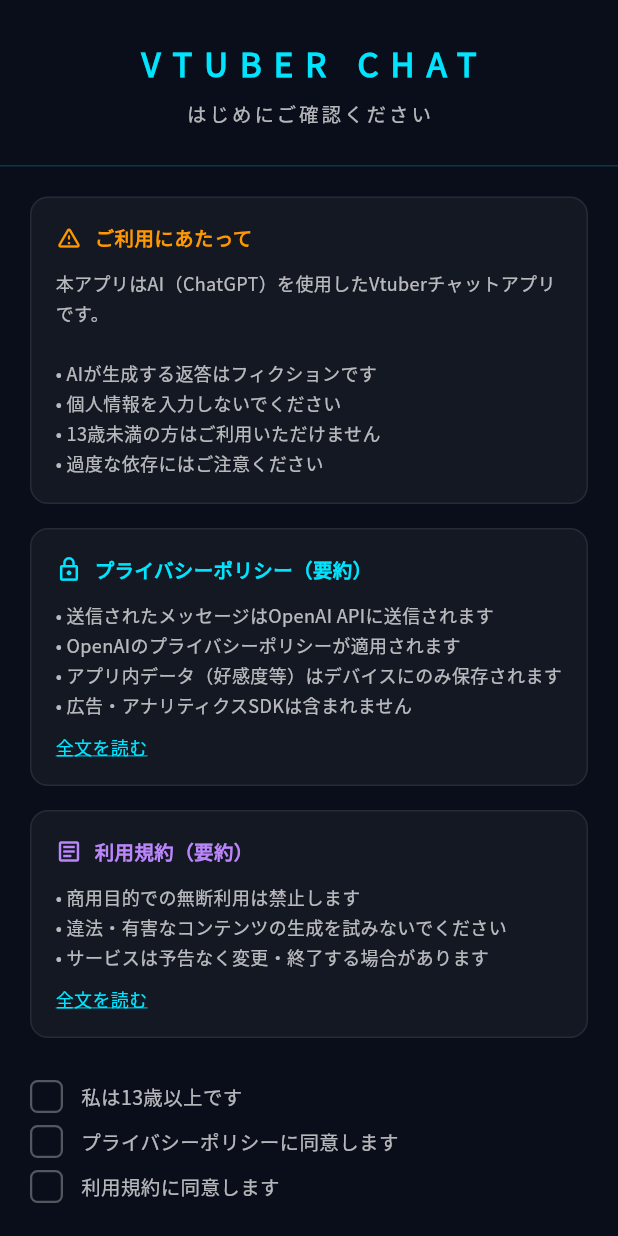
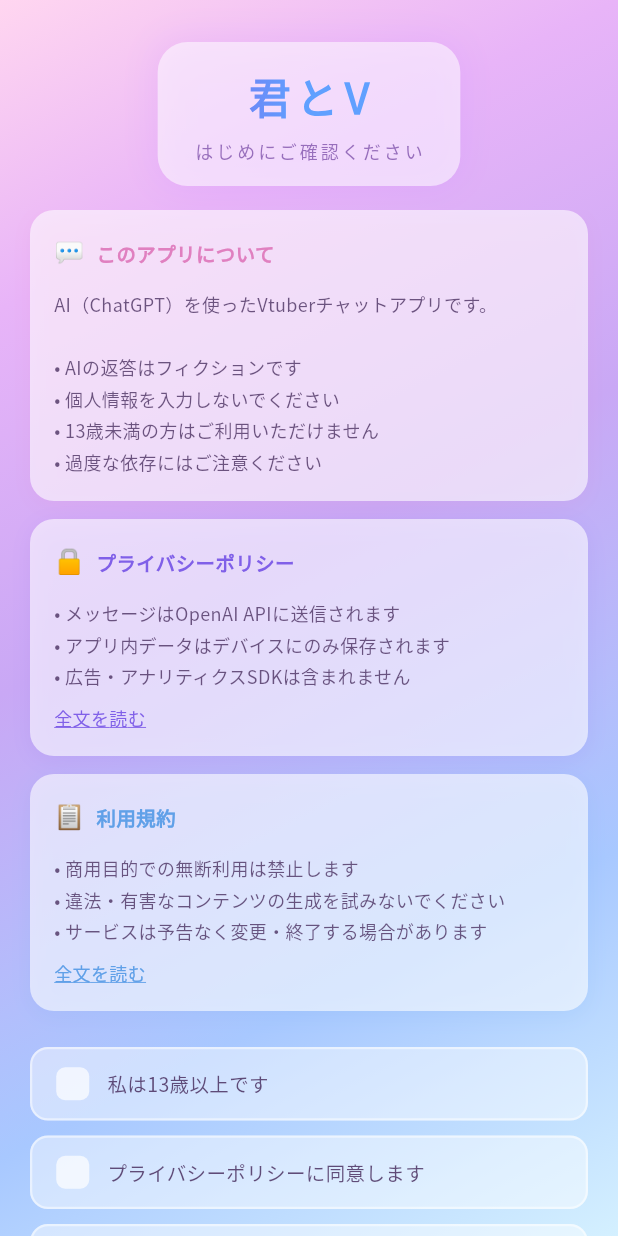
Before and after one commit to nagatake-works/-V, a Flutter app: the screen it shows after launch, on a phone screen of 412 x 824 dp. Run offline on Flutter 3.47's test engine with Material 3 defaults, Android fonts, the phone set to English and light mode, and no system bars; our stand-ins replace google_fonts, shared_preferences, webview_flutter.

Commit message:
Add: エネル課金システム要件整理・リリース向け機能実装
[新機能]
- 初回起動時の利用規約・プライバシーポリシー同意フロー（ConsentScreen）
- 設定画面（SettingsScreen）実装
  - BGM/ボイスON/OFF・音量スライダー
  - 好感度リセット
  - プライバシーポリシー/利用規約全文表示
  - アプリバージョン表示
- チャット画面トップバーに設定ボタン追加

[セキュリティ改善]
- OpenAI APIキーのハードコードを削除、--dart-defineで注入する方式に変更
- APIキー未設定時はオフラインフォールバックに自動切替

[Android対応]
- AndroidManifest: VIBRATE権限追加、HTTPS Intent追加
- ProGuardルール追加
- スプラッシュ画面リソース更新

[Web/UI改善]
- web/index.html: 起動フロー修正（スプラッシュ→ローディング→チャット）
- 起動音・スプラッシュ画像アセット追加
- ロゴ画像更新

```diff
--- a/lib/screens/consent_screen.dart
+++ b/lib/screens/consent_screen.dart
@@ -1,9 +1,8 @@
 // lib/screens/consent_screen.dart
-// 初回起動時の利用規約・プライバシーポリシー同意画面
+// 初回起動時の利用規約・プライバシーポリシー同意画面（世界観版）
 
 import 'package:flutter/material.dart';
 import 'package:shared_preferences/shared_preferences.dart';
-import '../theme/app_theme.dart';
 import 'chat_screen.dart';
 
 class ConsentScreen extends StatefulWidget {
@@ -12,12 +11,30 @@ class ConsentScreen extends StatefulWidget {
   State<ConsentScreen> createState() => _ConsentScreenState();
 }
 
-class _ConsentScreenState extends State<ConsentScreen> {
+class _ConsentScreenState extends State<ConsentScreen>
+    with SingleTickerProviderStateMixin {
   bool _agreedTerms   = false;
   bool _agreedPrivacy = false;
   bool _isOver13      = false;
 
+  late AnimationController _fadeCtrl;
+  late Animation<double> _fadeAnim;
+
   bool get _canProceed => _agreedTerms && _agreedPrivacy && _isOver13;
+
+  @override
+  void initState() {
+    super.initState();
+    _fadeCtrl = AnimationController(vsync: this, duration: const Duration(milliseconds: 800));
+    _fadeAnim = CurvedAnimation(parent: _fadeCtrl, curve: Curves.easeOut);
+    _fadeCtrl.forward();
+  }
+
+  @override
+  void dispose() {
+    _fadeCtrl.dispose();
+    super.dispose();
+  }
 
   Future<void> _onAgree() async {
     final prefs = await SharedPreferences.getInstance();
@@ -25,82 +42,124 @@ class _ConsentScreenState extends State<ConsentScreen> {
     await prefs.setString('consent_date', DateTime.now().toIso8601String());
     if (!mounted) return;
     Navigator.of(context).pushReplacement(
-      MaterialPageRoute(builder: (_) => const ChatScreen()),
+      PageRouteBuilder(
+        pageBuilder: (_, a, __) => const ChatScreen(),
+        transitionDuration: const Duration(milliseconds: 600),
+        transitionsBuilder: (_, a, __, child) =>
+            FadeTransition(opacity: a, child: child),
+      ),
     );
   }
 
   @override
   Widget build(BuildContext context) {
     return Scaffold(
-      backgroundColor: AppTheme.bgDeep,
-      body: SafeArea(
+      body: Container(
+        decoration: const BoxDecoration(
+          gradient: LinearGradient(
+            begin: Alignment.topLeft,
+            end: Alignment.bottomRight,
+            colors: [
+              Color(0xFFFFD6F0),
+              Color(0xFFE8B4F8),
+              Color(0xFFC9A8F5),
+              Color(0xFFA8C8FF),
+              Color(0xFFD4F0FF),
+            ],
+            stops: [0.0, 0.2, 0.45, 0.75, 1.0],
+          ),
+        ),
+        child: FadeTransition(
+          opacity: _fadeAnim,
+          child: SafeArea(
             child: Column(
               children: [
-            // ヘッダー
+                // ── ヘッダー ──
+                Padding(
+                  padding: const EdgeInsets.fromLTRB(20, 28, 20, 0),
+                  child: Column(
+                    children: [
+                      // ロゴ
                       Container(
-              width: double.infinity,
-              padding: const EdgeInsets.symmetric(vertical: 24, horizontal: 20),
+                        padding: const EdgeInsets.symmetric(horizontal: 24, vertical: 14),
                         decoration: BoxDecoration(
-                border: Border(
-                  bottom: BorderSide(color: AppTheme.neonCyan.withValues(alpha: 0.2)),
+                          color: Colors.white.withValues(alpha: 0.55),
+                          borderRadius: BorderRadius.circular(20),
+                          boxShadow: [
+                            BoxShadow(
+                              color: const Color(0xFFD090FF).withValues(alpha: 0.25),
+                              blurRadius: 20,
+                              spreadRadius: 2,
                             ),
+                          ],
                         ),
                         child: Column(
                           children: [
                             Text(
-                    'VTUBER CHAT',
+                              '君とV',
                               style: TextStyle(
-                      fontSize: 22, fontWeight: FontWeight.w800,
-                      letterSpacing: 8, color: AppTheme.neonCyan,
+                                fontSize: 28,
+                                fontWeight: FontWeight.w800,
+                                letterSpacing: 4,
+                                foreground: Paint()
+                                  ..shader = const LinearGradient(
+                                    colors: [Color(0xFFE060C0), Color(0xFF8060E8), Color(0xFF60A0FF)],
+                                  ).createShader(const Rect.fromLTWH(0, 0, 200, 40)),
                               ),
                             ),
-                  const SizedBox(height: 6),
+                            const SizedBox(height: 4),
                             Text(
                               'はじめにご確認ください',
                               style: TextStyle(
-                      fontSize: 13, color: Colors.white70, letterSpacing: 2,
+                                fontSize: 12,
+                                color: const Color(0xFF7040A0).withValues(alpha: 0.7),
+                                letterSpacing: 2,
+                              ),
+                            ),
+                          ],
                         ),
                       ),
                     ],
                   ),
                 ),
 
-            // 内容スクロール
+                const SizedBox(height: 16),
+
+                // ── スクロール内容 ──
                 Expanded(
                   child: SingleChildScrollView(
-                padding: const EdgeInsets.all(20),
+                    padding: const EdgeInsets.symmetric(horizontal: 20),
                     child: Column(
                       crossAxisAlignment: CrossAxisAlignment.start,
                       children: [
                         _buildSection(
-                      icon: Icons.warning_amber_rounded,
-                      iconColor: Colors.orange,
-                      title: 'ご利用にあたって',
+                          emoji: '💬',
+                          color: const Color(0xFFE080C0),
+                          title: 'このアプリについて',
                           content:
-                          '本アプリはAI（ChatGPT）を使用したVtuberチャットアプリです。\n\n'
-                          '• AIが生成する返答はフィクションです\n'
+                              'AI（ChatGPT）を使ったVtuberチャットアプリです。\n\n'
+                              '• AIの返答はフィクションです\n'
                               '• 個人情報を入力しないでください\n'
                               '• 13歳未満の方はご利用いただけません\n'
                               '• 過度な依存にはご注意ください',
                         ),
-                    const SizedBox(height: 16),
+                        const SizedBox(height: 12),
                         _buildSection(
-                      icon: Icons.lock_outline,
-                      iconColor: AppTheme.neonCyan,
-                      title: 'プライバシーポリシー（要約）',
+                          emoji: '🔒',
+                          color: const Color(0xFF8060E8),
+                          title: 'プライバシーポリシー',
                           content:
-                          '• 送信されたメッセージはOpenAI APIに送信されます\n'
-                          '• OpenAIのプライバシーポリシーが適用されます\n'
-                          '• アプリ内データ（好感度等）はデバイスにのみ保存されます\n'
+                              '• メッセージはOpenAI APIに送信されます\n'
+                              '• アプリ内データはデバイスにのみ保存されます\n'
                               '• 広告・アナリティクスSDKは含まれません',
                           linkText: '全文を読む',
                           onLinkTap: () => _showFullText(context, _privacyPolicy, 'プライバシーポリシー'),
                         ),
-                    const SizedBox(height: 16),
+                        const SizedBox(height: 12),
                         _buildSection(
-                      icon: Icons.article_outlined,
-                      iconColor: AppTheme.neonPurple,
-                      title: '利用規約（要約）',
+                          emoji: '📋',
+                          color: const Color(0xFF60A0E8),
+                          title: '利用規約',
                           content:
                               '• 商用目的での無断利用は禁止します\n'
                               '• 違法・有害なコンテンツの生成を試みないでください\n'
@@ -108,55 +167,73 @@ class _ConsentScreenState extends State<ConsentScreen> {
                           linkText: '全文を読む',
                           onLinkTap: () => _showFullText(context, _terms, '利用規約'),
                         ),
-                    const SizedBox(height: 28),
+                        const SizedBox(height: 24),
 
-                    // チェックボックス群
+                        // ── チェックボックス ──
                         _buildCheckbox(
                           value: _isOver13,
                           label: '私は13歳以上です',
+                          color: const Color(0xFFE080C0),
                           onChanged: (v) => setState(() => _isOver13 = v!),
                         ),
-                    const SizedBox(height: 8),
+                        const SizedBox(height: 10),
                         _buildCheckbox(
                           value: _agreedPrivacy,
                           label: 'プライバシーポリシーに同意します',
+                          color: const Color(0xFF8060E8),
                           onChanged: (v) => setState(() => _agreedPrivacy = v!),
                         ),
-                    const SizedBox(height: 8),
+                        const SizedBox(height: 10),
                         _buildCheckbox(
                           value: _agreedTerms,
                           label: '利用規約に同意します',
+                          color: const Color(0xFF60A0E8),
                           onChanged: (v) => setState(() => _agreedTerms = v!),
                         ),
-                    const SizedBox(height: 32),
+                        const SizedBox(height: 28),
 
-                    // 同意ボタン
-                    SizedBox(
+                        // ── 同意ボタン ──
+                        AnimatedScale(
+                          scale: _canProceed ? 1.0 : 0.97,
+                          duration: const Duration(milliseconds: 200),
+                          child: AnimatedOpacity(
+                            opacity: _canProceed ? 1.0 : 0.45,
+                            duration: const Duration(milliseconds: 300),
+                            child: SizedBox(
                               width: double.infinity,
-                      child: AnimatedOpacity(
-                        opacity: _canProceed ? 1.0 : 0.4,
-                        duration: const Duration(milliseconds: 300),
-                        child: ElevatedButton(
-                          onPressed: _canProceed ? _onAgree : null,
-                          style: ElevatedButton.styleFrom(
-                            backgroundColor: AppTheme.neonCyan,
-                            foregroundColor: AppTheme.bgDeep,
-                            padding: const EdgeInsets.symmetric(vertical: 16),
-                            shape: RoundedRectangleBorder(
-                              borderRadius: BorderRadius.circular(12),
+                              child: GestureDetector(
+                                onTap: _canProceed ? _onAgree : null,
+                                child: Container(
+                                  padding: const EdgeInsets.symmetric(vertical: 18),
+                                  decoration: BoxDecoration(
+                                    gradient: const LinearGradient(
+                                      colors: [Color(0xFFE070C8), Color(0xFF9060E0), Color(0xFF60A0FF)],
                                     ),
-                            elevation: 0,
+                                    borderRadius: BorderRadius.circular(50),
+                                    boxShadow: _canProceed ? [
+                                      BoxShadow(
+                                        color: const Color(0xFFB060E0).withValues(alpha: 0.45),
+                                        blurRadius: 20,
+                                        offset: const Offset(0, 6),
+                                      ),
+                                    ] : [],
                                   ),
                                   child: const Text(
-                            '同意してはじめる',
+                                    '同意してはじめる  ✨',
+                                    textAlign: TextAlign.center,
                                     style: TextStyle(
-                              fontSize: 16, fontWeight: FontWeight.bold, letterSpacing: 2,
+                                      color: Colors.white,
+                                      fontSize: 16,
+                                      fontWeight: FontWeight.bold,
+                                      letterSpacing: 2,
                                     ),
                                   ),
                                 ),
                               ),
                             ),
-                    const SizedBox(height: 16),
+                          ),
+                        ),
+                        const SizedBox(height: 24),
                       ],
                     ),
                   ),
@@ -164,12 +241,14 @@ class _ConsentScreenState extends State<ConsentScreen> {
               ],
             ),
           ),
+        ),
+      ),
     );
   }
 
   Widget _buildSection({
-    required IconData icon,
-    required Color iconColor,
+    required String emoji,
+    required Color color,
     required String title,
     required String content,
     String? linkText,
@@ -178,23 +257,30 @@ class _ConsentScreenState extends State<ConsentScreen> {
     return Container(
       padding: const EdgeInsets.all(16),
       decoration: BoxDecoration(
-        color: Colors.white.withValues(alpha: 0.04),
-        borderRadius: BorderRadius.circular(12),
-        border: Border.all(color: Colors.white.withValues(alpha: 0.08)),
+        color: Colors.white.withValues(alpha: 0.60),
+        borderRadius: BorderRadius.circular(16),
+        boxShadow: [
+          BoxShadow(
+            color: color.withValues(alpha: 0.12),
+            blurRadius: 12,
+            offset: const Offset(0, 3),
+          ),
+        ],
       ),
       child: Column(
         crossAxisAlignment: CrossAxisAlignment.start,
         children: [
           Row(children: [
-            Icon(icon, color: iconColor, size: 18),
+            Text(emoji, style: const TextStyle(fontSize: 16)),
             const SizedBox(width: 8),
             Text(title, style: TextStyle(
-              color: iconColor, fontWeight: FontWeight.bold, fontSize: 13,
+              color: color, fontWeight: FontWeight.bold, fontSize: 13,
             )),
           ]),
           const SizedBox(height: 10),
-          Text(content, style: const TextStyle(
-            color: Colors.white70, fontSize: 12, height: 1.7,
+          Text(content, style: TextStyle(
+            color: const Color(0xFF4A3060).withValues(alpha: 0.8),
+            fontSize: 12, height: 1.75,
           )),
           if (linkText != null) ...[
             const SizedBox(height: 8),
@@ -203,10 +289,10 @@ class _ConsentScreenState extends State<ConsentScreen> {
               child: Text(
                 linkText,
                 style: TextStyle(
-                  color: AppTheme.neonCyan,
+                  color: color,
                   fontSize: 12,
                   decoration: TextDecoration.underline,
-                  decorationColor: AppTheme.neonCyan,
+                  decorationColor: color,
                 ),
               ),
             ),
@@ -219,29 +305,47 @@ class _ConsentScreenState extends State<ConsentScreen> {
   Widget _buildCheckbox({
     required bool value,
     required String label,
+    required Color color,
     required ValueChanged<bool?> onChanged,
   }) {
     return GestureDetector(
       onTap: () => onChanged(!value),
+      child: Container(
+        padding: const EdgeInsets.symmetric(horizontal: 16, vertical: 12),
+        decoration: BoxDecoration(
+          color: value
+              ? color.withValues(alpha: 0.12)
+              : Colors.white.withValues(alpha: 0.45),
+          borderRadius: BorderRadius.circular(12),
+          border: Border.all(
+            color: value ? color.withValues(alpha: 0.6) : Colors.white.withValues(alpha: 0.5),
+            width: 1.5,
+          ),
+        ),
         child: Row(
           children: [
-          Container(
+            AnimatedContainer(
+              duration: const Duration(milliseconds: 200),
               width: 22, height: 22,
               decoration: BoxDecoration(
-              color: value ? AppTheme.neonCyan.withValues(alpha: 0.2) : Colors.transparent,
-              border: Border.all(
-                color: value ? AppTheme.neonCyan : Colors.white30,
-                width: 1.5,
-              ),
-              borderRadius: BorderRadius.circular(5),
+                color: value ? color : Colors.white.withValues(alpha: 0.7),
+                borderRadius: BorderRadius.circular(6),
+                boxShadow: value ? [
+                  BoxShadow(color: color.withValues(alpha: 0.4), blurRadius: 6),
+                ] : [],
               ),
               child: value
-                ? Icon(Icons.check, size: 14, color: AppTheme.neonCyan)
+                  ? const Icon(Icons.check, size: 14, color: Colors.white)
                   : null,
             ),
             const SizedBox(width: 12),
-          Text(label, style: const TextStyle(color: Colors.white70, fontSize: 13)),
+            Text(label, style: TextStyle(
+              color: const Color(0xFF4A3060).withValues(alpha: 0.85),
+              fontSize: 13,
+              fontWeight: value ? FontWeight.w600 : FontWeight.normal,
+            )),
           ],
+        ),
       ),
     );
   }
@@ -250,11 +354,17 @@ class _ConsentScreenState extends State<ConsentScreen> {
     showModalBottomSheet(
       context: context,
       isScrollControlled: true,
-      backgroundColor: const Color(0xFF0D1225),
-      shape: const RoundedRectangleBorder(
-        borderRadius: BorderRadius.vertical(top: Radius.circular(20)),
+      backgroundColor: Colors.transparent,
+      builder: (_) => Container(
+        decoration: const BoxDecoration(
+          gradient: LinearGradient(
+            begin: Alignment.topCenter,
+            end: Alignment.bottomCenter,
+            colors: [Color(0xFFF5E8FF), Color(0xFFE8F0FF)],
           ),
-      builder: (_) => DraggableScrollableSheet(
+          borderRadius: BorderRadius.vertical(top: Radius.circular(24)),
+        ),
+        child: DraggableScrollableSheet(
           initialChildSize: 0.85,
           maxChildSize: 0.95,
           minChildSize: 0.5,
@@ -262,17 +372,18 @@ class _ConsentScreenState extends State<ConsentScreen> {
           builder: (_, sc) => Column(
             children: [
               Container(
-              margin: const EdgeInsets.symmetric(vertical: 8),
-              width: 40, height: 4,
+                margin: const EdgeInsets.symmetric(vertical: 10),
+                width: 36, height: 4,
                 decoration: BoxDecoration(
-                color: Colors.white30,
+                  color: const Color(0xFFB080D0).withValues(alpha: 0.4),
                   borderRadius: BorderRadius.circular(2),
                 ),
               ),
               Padding(
-              padding: const EdgeInsets.symmetric(horizontal: 20, vertical: 8),
+                padding: const EdgeInsets.symmetric(horizontal: 20, vertical: 4),
                 child: Text(title, style: const TextStyle(
-                color: Colors.white, fontWeight: FontWeight.bold, fontSize: 16,
+                  color: Color(0xFF6040A0),
+                  fontWeight: FontWeight.bold, fontSize: 16,
                 )),
               ),
               Expanded(
@@ -280,11 +391,12 @@ class _ConsentScreenState extends State<ConsentScreen> {
                   controller: sc,
                   padding: const EdgeInsets.all(20),
                   child: Text(text, style: const TextStyle(
-                  color: Colors.white70, fontSize: 12, height: 1.8,
+                    color: Color(0xFF4A3060), fontSize: 12, height: 1.9,
                   )),
                 ),
               ),
             ],
+          ),
         ),
       ),
     );
```
Also changed, not shown: 13 other files. Lines whose indentation alone changed are shown as unchanged.
